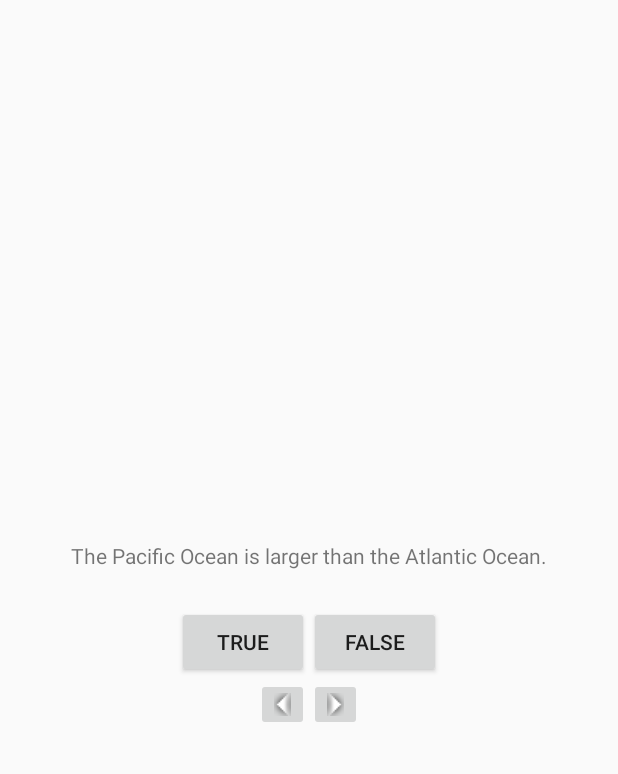
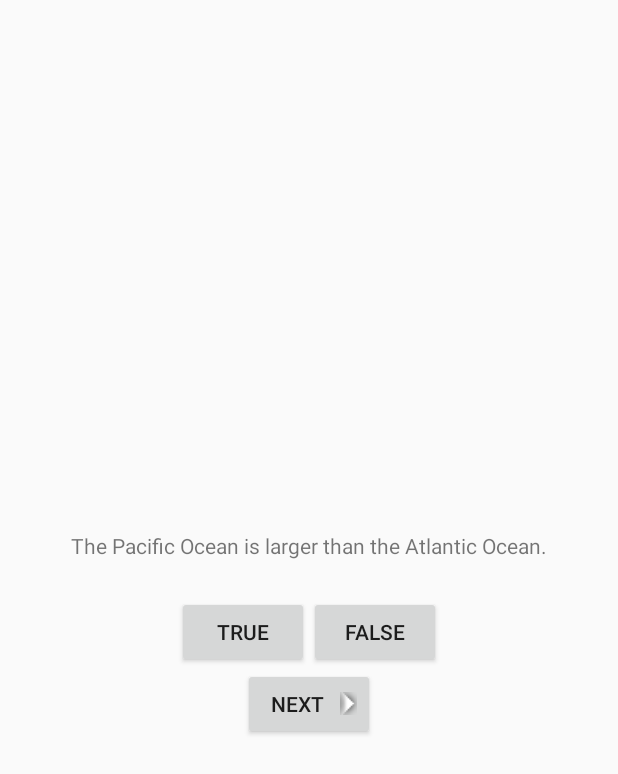
Before and after one commit to ferame/Learnin, an Android app: the screen it shows after launch (QuizActivity), on a phone screen of 412 x 824 dp. Shown: the top 774 px of the screen. Run offline under Robolectric (Android 15) with nearby library versions, the phone set to English and light mode, and no system bars.

Commit message:
Chapter 3 Finished, Chapter 4 done, but will need revisiting over and over again

```diff
--- a/app/src/main/java/com/startup/edy/geoquiz/QuizActivity.java
+++ b/app/src/main/java/com/startup/edy/geoquiz/QuizActivity.java
@@ -6,17 +6,18 @@ import android.view.Menu;
 import android.view.MenuItem;
 import android.view.View;
 import android.widget.Button;
-import android.widget.ImageButton;
 import android.widget.TextView;
 import android.widget.Toast;
 
 
 public class QuizActivity extends Activity {
 
-    private Button mTrueButton;
-    private Button mFalseButton;
-    private ImageButton mNextButton;
-    private ImageButton mPrevButton;
+    //private static final String TAG = "QuizActivity";
+    private static final String KEY_INDEX = "index";
+
+    Button mTrueButton;
+    Button mFalseButton;
+    Button mNextButton;
     private TextView mQuestionTextView;
 
     private TrueFalse[] mQuestionBank = new TrueFalse[] {
@@ -48,6 +49,7 @@ public class QuizActivity extends Activity {
     @Override
     protected void onCreate(Bundle savedInstanceState) {
         super.onCreate(savedInstanceState);
+        //Log.d(TAG, "onCreate(Bundle) called");
         setContentView(R.layout.activity_quiz);
 
         mQuestionTextView = (TextView)findViewById(R.id.question_text_view);
@@ -75,19 +77,7 @@ public class QuizActivity extends Activity {
             }
         });
 
-        mPrevButton = (ImageButton) findViewById(R.id.prev_button);
-        mPrevButton.setOnClickListener(new View.OnClickListener() {
-            @Override
-            public void onClick(View v) {
-                if(mCurrentIndex == 0)
-                    mCurrentIndex = mQuestionBank.length - 1;
-                else
-                    mCurrentIndex = (mCurrentIndex - 1) % mQuestionBank.length;
-                updateQuestion();
-            }
-        });
-
-        mNextButton = (ImageButton) findViewById(R.id.next_button);
+        mNextButton = (Button) findViewById(R.id.next_button);
         mNextButton.setOnClickListener(new View.OnClickListener() {
             @Override
             public void onClick(View v) {
@@ -95,9 +85,44 @@ public class QuizActivity extends Activity {
                 updateQuestion();
             }
         });
-
+        if (savedInstanceState != null) {
+            mCurrentIndex = savedInstanceState.getInt(KEY_INDEX, 0);
+        }
         updateQuestion();
     }
+
+    @Override
+    public void onSaveInstanceState(Bundle savedInstanceState){
+        super.onSaveInstanceState(savedInstanceState);
+        //Log.i(TAG, "onSaveInstanceState");
+        savedInstanceState.putInt(KEY_INDEX, mCurrentIndex);
+    }
+
+    /*@Override
+    public void onStart() {
+        super.onStart();
+        Log.d(TAG, "onStart() called");
+    }
+    @Override
+    public void onPause() {
+        super.onPause();
+        Log.d(TAG, "onPause() called");
+    }
+    @Override
+    public void onResume() {
+        super.onResume();
+        Log.d(TAG, "onResume() called");
+    }
+    @Override
+    public void onStop() {
+        super.onStop();
+        Log.d(TAG, "onStop() called");
+    }
+    @Override
+    public void onDestroy() {
+        super.onDestroy();
+        Log.d(TAG, "onDestroy() called");
+    }*/
 
     @Override
     public boolean onCreateOptionsMenu(Menu menu) {
--- a/app/src/main/res/layout/activity_quiz.xml
+++ b/app/src/main/res/layout/activity_quiz.xml
@@ -33,18 +33,13 @@
         android:layout_height="wrap_content"
         android:orientation="horizontal">
 
-        <ImageButton
-            android:id="@+id/prev_button"
-            android:layout_width="wrap_content"
-            android:layout_height="wrap_content"
-            android:src = "@drawable/arrow_left"
-            />
-
-        <ImageButton
+        <Button
             android:id="@+id/next_button"
             android:layout_width="wrap_content"
             android:layout_height="wrap_content"
-            android:src = "@drawable/arrow_right"
+            android:text="@string/next_button"
+            android:drawableRight="@drawable/arrow_right"
+            android:drawablePadding="4dp"
             />
     </LinearLayout>
 
```
